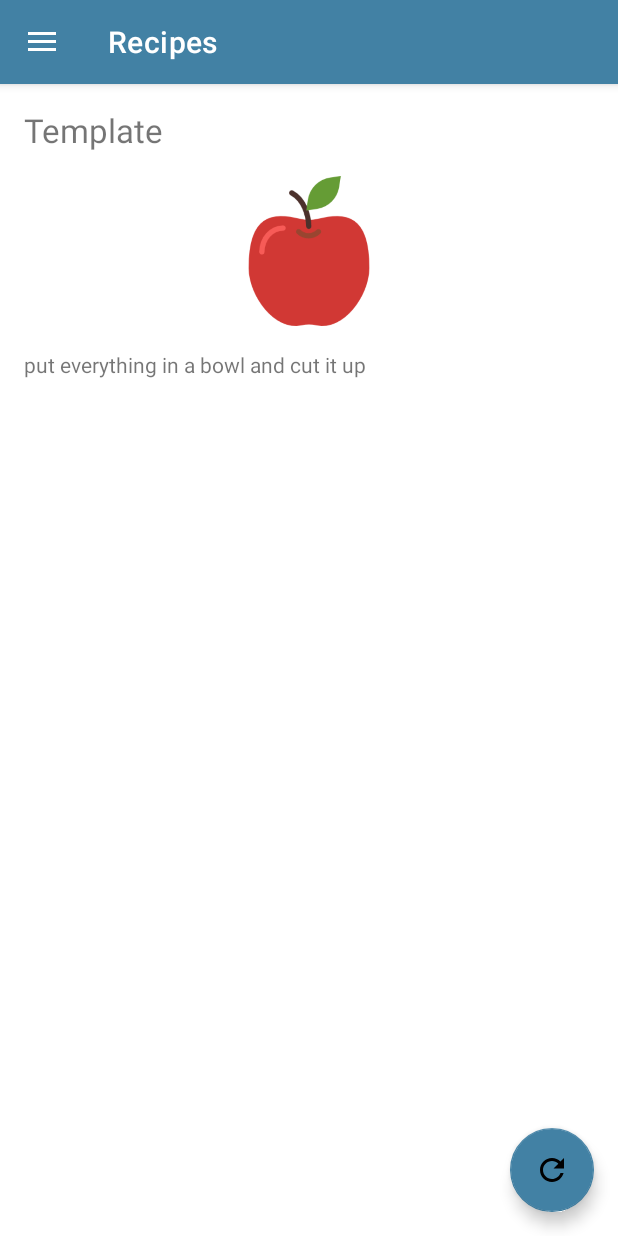
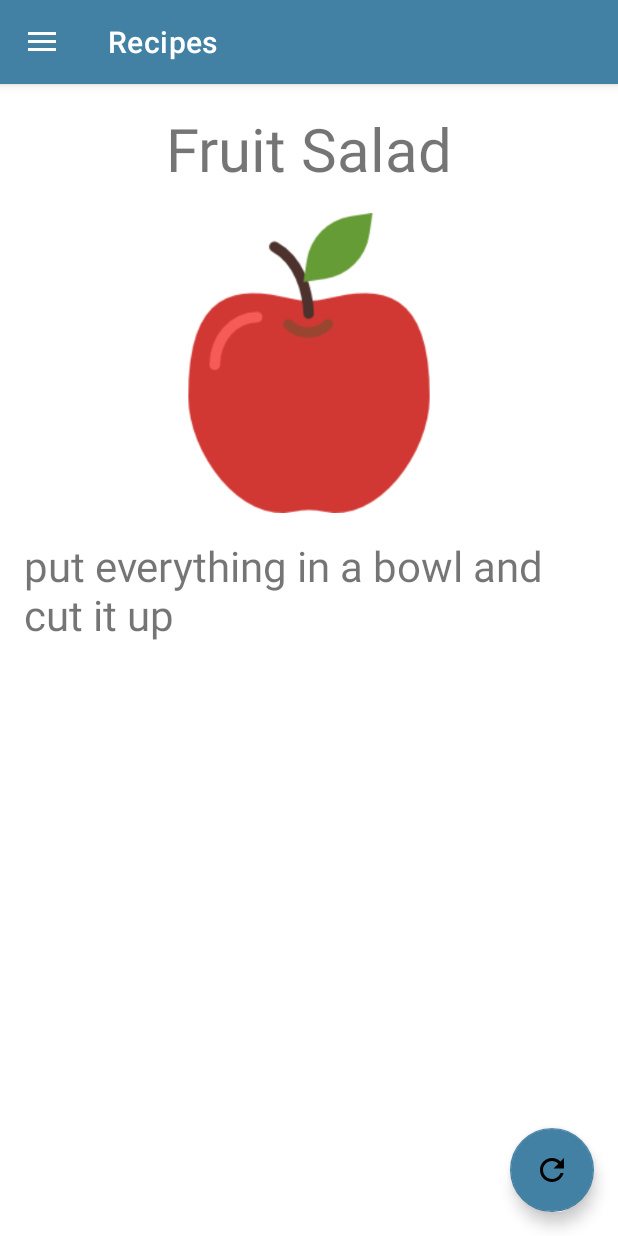
Before and after one commit to GijsKruize/Mealify, an Android app: the screen it shows after launch (MainActivity), after a tap on "Fruit Salad", on a phone screen of 412 x 824 dp. Run offline under Robolectric (Android 15) with nearby library versions, the phone set to English and light mode, and no system bars; our stand-ins replace navigation-ui; libraries missing offline, so code that uses them is left out: com.chaquo.python.

Commit message:
changed python from main to settings

```diff
--- a/app/build.gradle
+++ b/app/build.gradle
@@ -1,7 +1,7 @@
 plugins {
     id 'com.android.application'
+    id 'com.chaquo.python'
     id 'org.jetbrains.kotlin.android'
-    id 'com.chaquo.python'
 }
 
 android {
@@ -63,7 +63,7 @@ android {
         includeInApk true
     }
     buildToolsVersion '33.0.0'
-    ndkVersion 'armeabi-v7a'
+    ndkVersion 'x86'
 }
 
 dependencies {
--- a/app/src/main/java/com/example/mealify/MainActivity.kt
+++ b/app/src/main/java/com/example/mealify/MainActivity.kt
@@ -1,8 +1,10 @@
 package com.example.mealify
 
+import android.graphics.Bitmap
+import android.graphics.drawable.BitmapDrawable
 import android.os.Bundle
 import android.view.Menu
-import android.widget.Toast
+import android.widget.ImageView
 import androidx.appcompat.app.AppCompatActivity
 import androidx.drawerlayout.widget.DrawerLayout
 import androidx.navigation.findNavController
@@ -15,20 +17,22 @@ import com.chaquo.python.Python
 import com.chaquo.python.android.AndroidPlatform
 import com.example.mealify.databinding.ActivityMainBinding
 import com.google.android.material.navigation.NavigationView
+import java.io.ByteArrayOutputStream
 
 
-@Suppress("DEPRECATION")
 class MainActivity : AppCompatActivity() {
 
     private lateinit var appBarConfiguration: AppBarConfiguration
     private lateinit var binding: ActivityMainBinding
-    val captureUrl = "https://i.imgur.com/85wyR2x.jpg?fb"
 
+    val captureUrl = "https://forcommonground.files.wordpress.com/2018/01/apples-bananas.jpg?w=640"
+    private lateinit var bitmap: Bitmap
+    private lateinit var drawable: BitmapDrawable
+
+    var imageString = ""
 
     override fun onCreate(savedInstanceState: Bundle?) {
         super.onCreate(savedInstanceState)
-
-        initPython()
 
         binding = ActivityMainBinding.inflate(layoutInflater)
         setContentView(binding.root)
@@ -36,13 +40,6 @@ class MainActivity : AppCompatActivity() {
         setSupportActionBar(binding.appBarMain.toolbar)
 
         binding.appBarMain.fab.setOnClickListener {
-            try {
-                Toast.makeText(this@MainActivity, getPythonScript(), Toast.LENGTH_SHORT).show()
-            } catch (e: Exception) {
-                e.printStackTrace()
-            }
-
-
         }
 
         val drawerLayout: DrawerLayout = binding.drawerLayout
@@ -70,17 +67,4 @@ class MainActivity : AppCompatActivity() {
         val navController = findNavController(R.id.nav_host_fragment_content_main)
         return navController.navigateUp(appBarConfiguration) || super.onSupportNavigateUp()
     }
-
-    private fun initPython() {
-        if (!Python.isStarted()) {
-            Python.start(AndroidPlatform(this))
-        }
-    }
-
-    private fun getPythonScript(): String {
-        val python = Python.getInstance()
-        val pythonFile = python.getModule("test")
-        return pythonFile.callAttr("objectRecognition").toString()
-    }
-
 }
--- a/app/src/main/java/com/example/mealify/ui/products/ProductAdapter.kt
+++ b/app/src/main/java/com/example/mealify/ui/products/ProductAdapter.kt
@@ -22,7 +22,6 @@ class ProductAdapter(private val productList: ArrayList<Products>) :
         val currentProduct = productList[position]
         holder.productImage.setImageResource(currentProduct.productImage)
         holder.productName.text = currentProduct.productName
-        holder.productDate.text = currentProduct.productDate
 
         //Commented out for now
         //val model: ProductModel = courseModelArrayList[position]
@@ -40,6 +39,5 @@ class ProductAdapter(private val productList: ArrayList<Products>) :
     class ViewHolder(itemView: View) : RecyclerView.ViewHolder(itemView) {
          val productImage: ImageView = itemView.findViewById(R.id.idProductImage)
          val productName: TextView = itemView.findViewById(R.id.idProductName)
-         val productDate: TextView = itemView.findViewById(R.id.idProductDate)
     }
 }
--- a/app/src/main/java/com/example/mealify/ui/products/ProductFragment.kt
+++ b/app/src/main/java/com/example/mealify/ui/products/ProductFragment.kt
@@ -10,7 +10,6 @@ import androidx.recyclerview.widget.RecyclerView
 import com.example.mealify.R
 import com.example.mealify.data.ProductGenerator.genProductNames
 import com.example.mealify.data.ProductGenerator.genProductPics
-import com.example.mealify.data.ProductGenerator.generateProductsArray
 
 
 class ProductFragment : Fragment() {
--- a/app/src/main/java/com/example/mealify/ui/recipes/descriptions/DescriptionsFragment.kt
+++ b/app/src/main/java/com/example/mealify/ui/recipes/descriptions/DescriptionsFragment.kt
@@ -30,16 +30,10 @@ class DescriptionsFragment : Fragment() {
 
         //Receive the bundle send in RecipeAdapter
         var recipeName = arguments?.getString("recipeName")!!.toString()
-        Toast.makeText(context, recipeName, Toast.LENGTH_SHORT).show()
         var recipeImage = arguments?.getInt("recipeImage")!!.toInt()
         var recipeDescription = arguments?.getString("recipeDesc")!!.toString()
 
-        // Set title and image to the received bundle items
-        //try {
-        //    title.text = recipeName
-        //} catch (e: Exception) {
-        //    e.printStackTrace()
-        //}
+        title.text = recipeName
         image.setImageResource(recipeImage)
         description.text = recipeDescription
         return v
--- a/app/src/main/res/layout/fragment_descriptions.xml
+++ b/app/src/main/res/layout/fragment_descriptions.xml
@@ -10,12 +10,13 @@
 
     <TextView
         android:id="@+id/recipeDescTitleID"
+        android:gravity="center"
         android:layout_width="match_parent"
         android:layout_height="wrap_content"
         android:layout_marginStart="16dp"
         android:layout_marginTop="16dp"
         android:layout_marginEnd="16dp"
-        android:textSize="22sp"
+        android:textSize="40sp"
         app:layout_constraintEnd_toEndOf="parent"
         app:layout_constraintStart_toStartOf="parent"
         app:layout_constraintTop_toTopOf="parent"
@@ -24,7 +25,7 @@
     <ImageView
         android:id="@+id/recipeDescImageID"
         android:layout_width="match_parent"
-        android:layout_height="100dp"
+        android:layout_height="200dp"
         android:layout_marginStart="16dp"
         android:layout_marginTop="16dp"
         android:layout_marginEnd="16dp"
@@ -34,6 +35,7 @@
 
     <TextView
         android:text="Template 2"
+        android:textSize="28sp"
         android:id="@+id/recipeDescDescID"
         android:layout_width="match_parent"
         android:layout_height="0dp"
```
Also changed, not shown: app/src/main/java/com/example/mealify/ui/settings/SettingsFragment.kt (+40 -1 lines), 1 other file.
